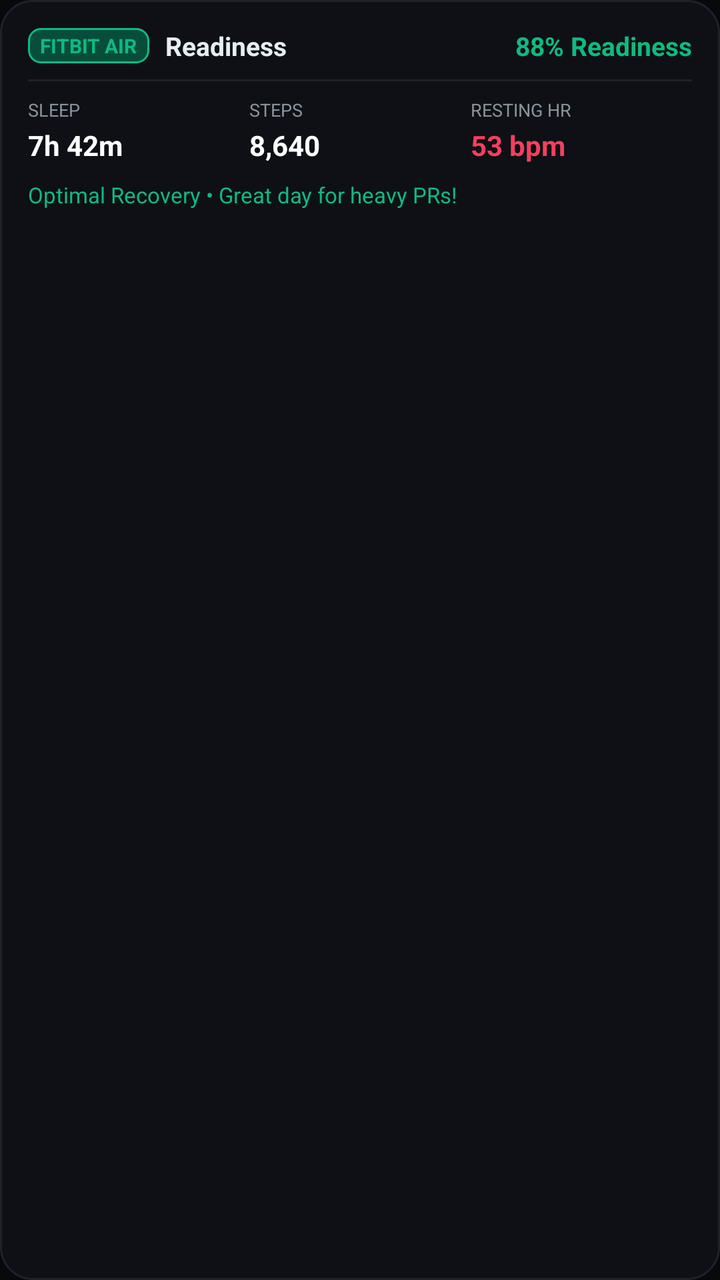
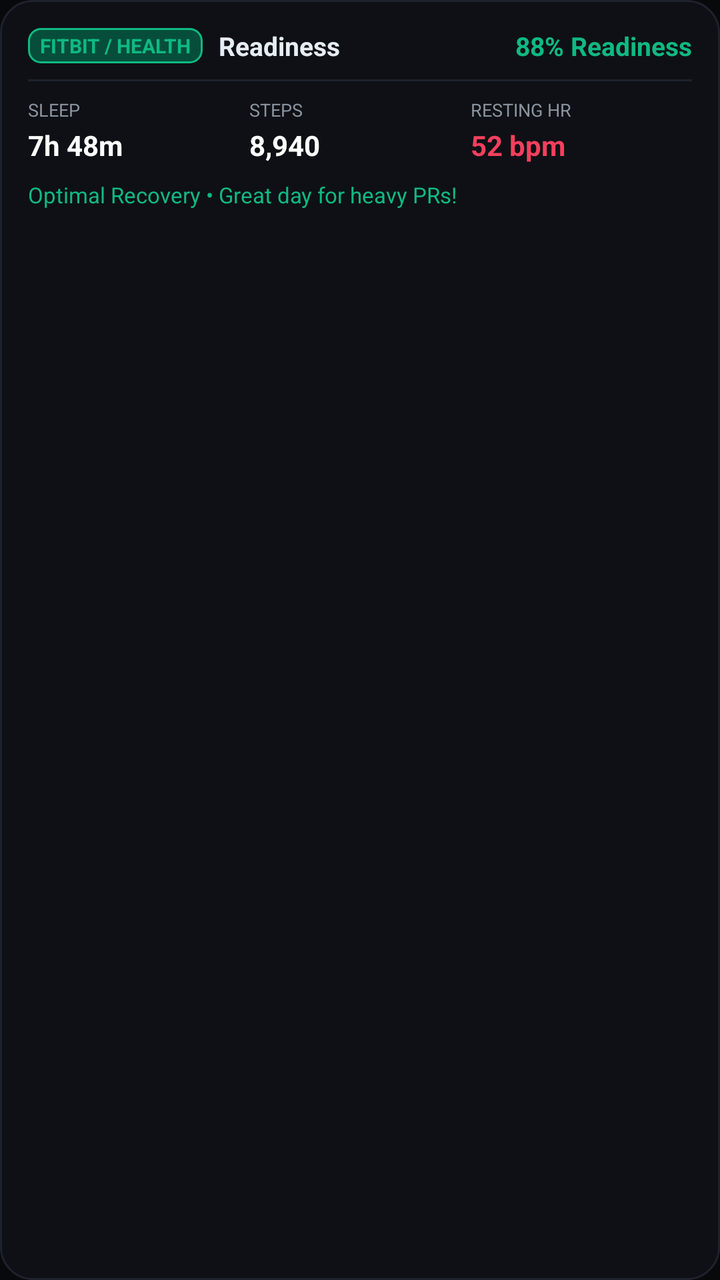

An Android layout rendered at two revisions. The XML below is the earlier revision; the diff shows what the commit changed to produce the second picture.
<!-- AndroidManifest.xml: application theme AppTheme -->
<!-- res/layout/widget_health.xml -->
<?xml version="1.0" encoding="utf-8"?>
<LinearLayout xmlns:android="http://schemas.android.com/apk/res/android"
    android:id="@+id/health_widget_root"
    android:layout_width="match_parent"
    android:layout_height="match_parent"
    android:background="@drawable/widget_bg"
    android:orientation="vertical"
    android:padding="14dp">

    
    <LinearLayout
        android:layout_width="match_parent"
        android:layout_height="wrap_content"
        android:gravity="center_vertical"
        android:orientation="horizontal">

        <TextView
            android:layout_width="wrap_content"
            android:layout_height="wrap_content"
            android:background="@drawable/widget_green_badge"
            android:paddingStart="6dp"
            android:paddingTop="2dp"
            android:paddingEnd="6dp"
            android:paddingBottom="2dp"
            android:text="FITBIT AIR"
            android:textColor="#10B981"
            android:textSize="10sp"
            android:textStyle="bold" />

        <TextView
            android:layout_width="0dp"
            android:layout_height="wrap_content"
            android:layout_marginStart="8dp"
            android:layout_weight="1"
            android:text="Readiness"
            android:textColor="#E6EDF3"
            android:textSize="13sp"
            android:textStyle="bold" />

        <TextView
            android:id="@+id/tv_health_score"
            android:layout_width="wrap_content"
            android:layout_height="wrap_content"
            android:text="88% Readiness"
            android:textColor="#10B981"
            android:textSize="13sp"
            android:textStyle="bold" />
    </LinearLayout>

    <View
        android:layout_width="match_parent"
        android:layout_height="1dp"
        android:layout_marginTop="8dp"
        android:layout_marginBottom="8dp"
        android:background="#1E222D" />

    
    <LinearLayout
        android:layout_width="match_parent"
        android:layout_height="wrap_content"
        android:orientation="horizontal">

        
        <LinearLayout
            android:layout_width="0dp"
            android:layout_height="wrap_content"
            android:layout_weight="1"
            android:orientation="vertical">

            <TextView
                android:layout_width="wrap_content"
                android:layout_height="wrap_content"
                android:text="SLEEP"
                android:textColor="#8B949E"
                android:textSize="9sp" />

            <TextView
                android:id="@+id/tv_health_sleep"
                android:layout_width="wrap_content"
                android:layout_height="wrap_content"
                android:layout_marginTop="2dp"
                android:text="7h 42m"
                android:textColor="#FFFFFF"
                android:textSize="14sp"
                android:textStyle="bold" />
        </LinearLayout>

        
        <LinearLayout
            android:layout_width="0dp"
            android:layout_height="wrap_content"
            android:layout_weight="1"
            android:orientation="vertical">

            <TextView
                android:layout_width="wrap_content"
                android:layout_height="wrap_content"
                android:text="STEPS"
                android:textColor="#8B949E"
                android:textSize="9sp" />

            <TextView
                android:id="@+id/tv_health_steps"
                android:layout_width="wrap_content"
                android:layout_height="wrap_content"
                android:layout_marginTop="2dp"
                android:text="8,640"
                android:textColor="#FFFFFF"
                android:textSize="14sp"
                android:textStyle="bold" />
        </LinearLayout>

        
        <LinearLayout
            android:layout_width="0dp"
            android:layout_height="wrap_content"
            android:layout_weight="1"
            android:orientation="vertical">

            <TextView
                android:layout_width="wrap_content"
                android:layout_height="wrap_content"
                android:text="RESTING HR"
                android:textColor="#8B949E"
                android:textSize="9sp" />

            <TextView
                android:id="@+id/tv_health_rhr"
                android:layout_width="wrap_content"
                android:layout_height="wrap_content"
                android:layout_marginTop="2dp"
                android:text="53 bpm"
                android:textColor="#F43F5E"
                android:textSize="14sp"
                android:textStyle="bold" />
        </LinearLayout>

    </LinearLayout>

    
    <TextView
        android:id="@+id/tv_health_advice"
        android:layout_width="match_parent"
        android:layout_height="wrap_content"
        android:layout_marginTop="8dp"
        android:ellipsize="end"
        android:maxLines="1"
        android:text="Optimal Recovery • Great day for heavy PRs!"
        android:textColor="#10B981"
        android:textSize="11sp" />

</LinearLayout>
<!-- resources referenced by this layout -->
<resources>
  <!-- drawable widget_bg (drawable) -->
  <?xml version="1.0" encoding="utf-8"?>
  <shape xmlns:android="http://schemas.android.com/apk/res/android"
      android:shape="rectangle">
      <solid android:color="#0E1015" />
      <corners android:radius="16dp" />
      <stroke
          android:width="1dp"
          android:color="#1E222D" />
  </shape>
  <!-- drawable widget_green_badge (drawable) -->
  <?xml version="1.0" encoding="utf-8"?>
  <shape xmlns:android="http://schemas.android.com/apk/res/android"
      android:shape="rectangle">
      <solid android:color="#064E3B" />
      <corners android:radius="6dp" />
      <stroke
          android:width="1dp"
          android:color="#10B981" />
  </shape>
  <style name="AppTheme" parent="Theme.AppCompat.DayNight.NoActionBar">
      <item name="android:editTextBackground">@drawable/rn_edit_text_material</item>
      <item name="colorPrimary">@color/colorPrimary</item>
      <item name="android:statusBarColor">@android:color/transparent</item>
      <item name="android:navigationBarColor">@android:color/transparent</item>
      <item name="android:windowBackground">@color/activityBackground</item>
    </style>
  <!-- drawable rn_edit_text_material (drawable) -->
  <?xml version="1.0" encoding="utf-8"?>
  <inset xmlns:android="http://schemas.android.com/apk/res/android"
         android:insetLeft="@dimen/abc_edit_text_inset_horizontal_material"
         android:insetRight="@dimen/abc_edit_text_inset_horizontal_material"
         android:insetTop="@dimen/abc_edit_text_inset_top_material"
         android:insetBottom="@dimen/abc_edit_text_inset_bottom_material"
         >
  
      <selector>
          
          <item android:state_enabled="false" android:drawable="@drawable/abc_textfield_default_mtrl_alpha"/>
          <item android:drawable="@drawable/abc_textfield_activated_mtrl_alpha"/>
      </selector>
  
  </inset>
  <color name="colorPrimary">#023c69</color>
  <color name="activityBackground">#08090B</color>
</resources>

<!-- the commit's change to res/layout/widget_health.xml (unified diff, before → after) -->
@@ -18,11 +18,11 @@
             android:layout_width="wrap_content"
             android:layout_height="wrap_content"
             android:background="@drawable/widget_green_badge"
-            android:paddingStart="6dp"
+            android:paddingLeft="6dp"
             android:paddingTop="2dp"
-            android:paddingEnd="6dp"
+            android:paddingRight="6dp"
             android:paddingBottom="2dp"
-            android:text="FITBIT AIR"
+            android:text="FITBIT / HEALTH"
             android:textColor="#10B981"
             android:textSize="10sp"
             android:textStyle="bold" />
@@ -30,7 +30,7 @@
         <TextView
             android:layout_width="0dp"
             android:layout_height="wrap_content"
-            android:layout_marginStart="8dp"
+            android:layout_marginLeft="8dp"
             android:layout_weight="1"
             android:text="Readiness"
             android:textColor="#E6EDF3"
@@ -47,7 +47,8 @@
             android:textStyle="bold" />
     </LinearLayout>
 
-    <View
+    
+    <FrameLayout
         android:layout_width="match_parent"
         android:layout_height="1dp"
         android:layout_marginTop="8dp"
@@ -79,7 +80,7 @@
                 android:layout_width="wrap_content"
                 android:layout_height="wrap_content"
                 android:layout_marginTop="2dp"
-                android:text="7h 42m"
+                android:text="7h 48m"
                 android:textColor="#FFFFFF"
                 android:textSize="14sp"
                 android:textStyle="bold" />
@@ -104,7 +105,7 @@
                 android:layout_width="wrap_content"
                 android:layout_height="wrap_content"
                 android:layout_marginTop="2dp"
-                android:text="8,640"
+                android:text="8,940"
                 android:textColor="#FFFFFF"
                 android:textSize="14sp"
                 android:textStyle="bold" />
@@ -129,7 +130,7 @@
                 android:layout_width="wrap_content"
                 android:layout_height="wrap_content"
                 android:layout_marginTop="2dp"
-                android:text="53 bpm"
+                android:text="52 bpm"
                 android:textColor="#F43F5E"
                 android:textSize="14sp"
                 android:textStyle="bold" />
